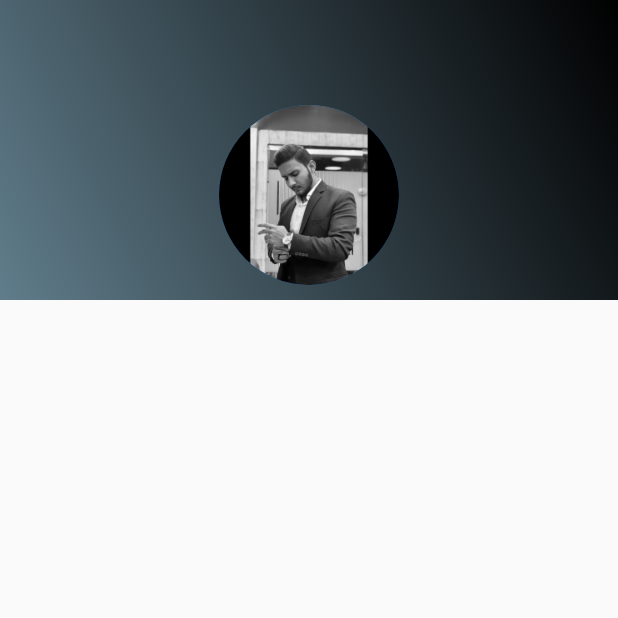
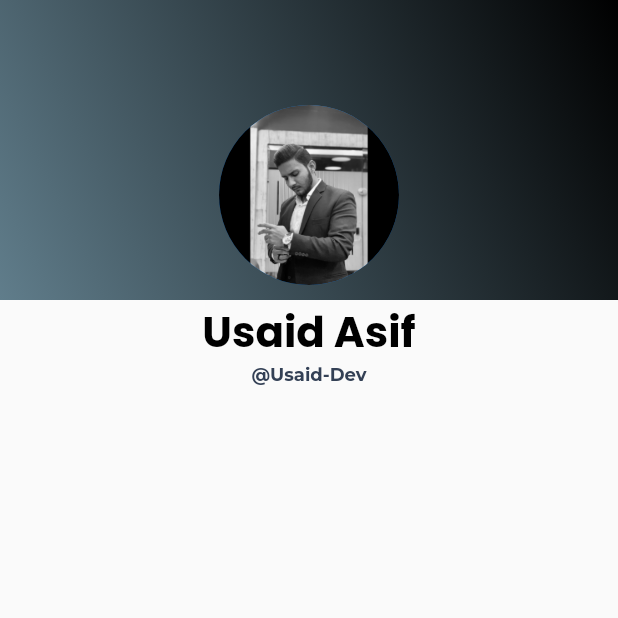
Before and after one commit to Usaid-Dev/portfolio, a Flutter app: the screen it shows after launch, on a phone screen of 412 x 824 dp, the top half of it. Run offline on Flutter 3.47's test engine with Material 2 defaults, Android fonts, the phone set to English and light mode, and no system bars; our stand-ins replace google_fonts.

Commit message:
added name & username

```diff
--- /dev/null
+++ b/lib/constant/constants.dart
@@ -0,0 +1,16 @@
+import 'package:flutter/material.dart';
+import 'package:google_fonts/google_fonts.dart';
+
+Color kPrimaryColor = const Color(0xFF334055);
+
+TextStyle kTitleText = GoogleFonts.poppins(
+  color: Colors.black,
+  fontSize: 28.0,
+  fontWeight: FontWeight.bold,
+);
+
+TextStyle kSubTitleText = GoogleFonts.montserrat(
+  color: kPrimaryColor,
+  fontWeight: FontWeight.bold,
+  fontSize: 12.0,
+);
--- a/lib/data/data.dart
+++ b/lib/data/data.dart
@@ -1,7 +1,9 @@
 import 'package:flutter/material.dart';
 
-//Update with colors of your choice for dp background gradient
 Color kGradient1 = Colors.black;
 Color kGradient2 = Colors.blueGrey;
 
 String imagePath = "images/Mypic.png";
+
+String name = "Usaid Asif";
+String username = "Usaid-Dev";
--- a/lib/screens/home_screen.dart
+++ b/lib/screens/home_screen.dart
@@ -1,4 +1,5 @@
 import 'package:flutter/material.dart';
+import '../constant/constants.dart';
 import '../data/data.dart';
 
 class HomeScreen extends StatelessWidget {
@@ -35,6 +36,16 @@ class HomeScreen extends StatelessWidget {
                 ),
               ),
             ),
+            Center(
+                child: Text(
+              name,
+              style: kTitleText,
+            )),
+            Center(
+                child: Text(
+              "@$username",
+              style: kSubTitleText,
+            )),
           ],
         ),
       ),
```
